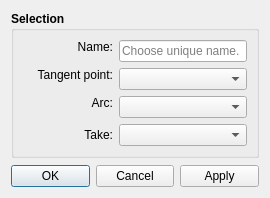
First picture: the form in src/libs/vtools/dialogs/tools/dialogpointfromarcandtangent.ui, repository FashionFreedom/Seamly2D, before the edit.
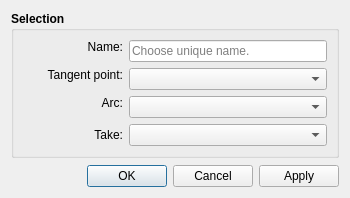
Second picture: the form after the edit. Icons and pictures are not drawn.

What changed in the file:
```diff
--- a/src/libs/vtools/dialogs/tools/dialogpointfromarcandtangent.ui
+++ b/src/libs/vtools/dialogs/tools/dialogpointfromarcandtangent.ui
@@ -6,7 +6,7 @@
    <rect>
     <x>0</x>
     <y>0</y>
-    <width>270</width>
+    <width>350</width>
     <height>198</height>
    </rect>
   </property>
@@ -54,7 +54,7 @@
           </property>
           <property name="minimumSize">
            <size>
-            <width>90</width>
+            <width>100</width>
             <height>0</height>
            </size>
           </property>
@@ -110,7 +110,7 @@
           </property>
           <property name="minimumSize">
            <size>
-            <width>90</width>
+            <width>100</width>
             <height>0</height>
            </size>
           </property>
@@ -160,7 +160,7 @@
           </property>
           <property name="minimumSize">
            <size>
-            <width>90</width>
+            <width>100</width>
             <height>0</height>
            </size>
           </property>
@@ -204,7 +204,7 @@
          <widget class="QLabel" name="label">
           <property name="minimumSize">
            <size>
-            <width>90</width>
+            <width>100</width>
             <height>0</height>
            </size>
           </property>
```
